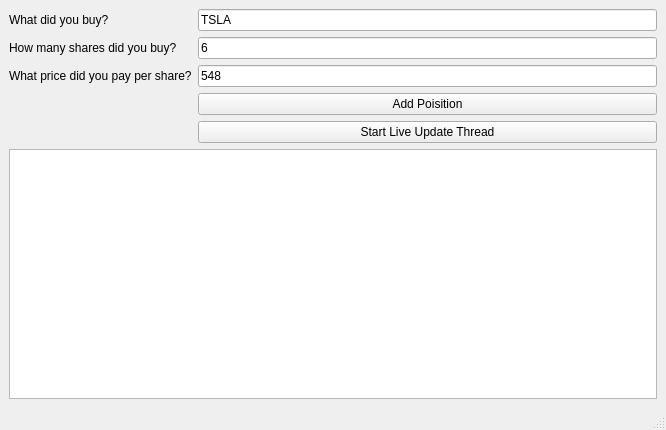
Above: ui/form_2.ui from usfghost/Port before the change. Below: the same form after it.
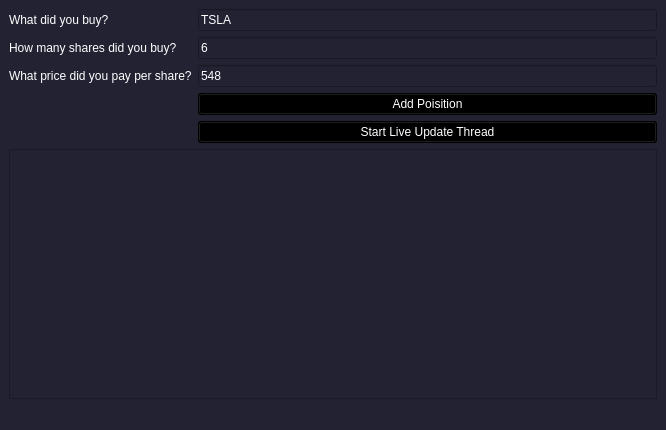
That is the form after the change.

Diff of the .ui file:
```diff
--- a/ui/form_2.ui
+++ b/ui/form_2.ui
@@ -10,6 +10,205 @@
     <height>430</height>
    </rect>
   </property>
+  <property name="palette">
+   <palette>
+    <active>
+     <colorrole role="WindowText">
+      <brush brushstyle="SolidPattern">
+       <color alpha="255">
+        <red>255</red>
+        <green>255</green>
+        <blue>255</blue>
+       </color>
+      </brush>
+     </colorrole>
+     <colorrole role="Button">
+      <brush brushstyle="SolidPattern">
+       <color alpha="255">
+        <red>34</red>
+        <green>34</green>
+        <blue>51</blue>
+       </color>
+      </brush>
+     </colorrole>
+     <colorrole role="Dark">
+      <brush brushstyle="SolidPattern">
+       <color alpha="255">
+        <red>10</red>
+        <green>0</green>
+        <blue>191</blue>
+       </color>
+      </brush>
+     </colorrole>
+     <colorrole role="Text">
+      <brush brushstyle="SolidPattern">
+       <color alpha="255">
+        <red>255</red>
+        <green>255</green>
+        <blue>255</blue>
+       </color>
+      </brush>
+     </colorrole>
+     <colorrole role="ButtonText">
+      <brush brushstyle="SolidPattern">
+       <color alpha="255">
+        <red>255</red>
+        <green>255</green>
+        <blue>255</blue>
+       </color>
+      </brush>
+     </colorrole>
+     <colorrole role="Base">
+      <brush brushstyle="SolidPattern">
+       <color alpha="255">
+        <red>34</red>
+        <green>34</green>
+        <blue>51</blue>
+       </color>
+      </brush>
+     </colorrole>
+     <colorrole role="Window">
+      <brush brushstyle="SolidPattern">
+       <color alpha="255">
+        <red>34</red>
+        <green>34</green>
+        <blue>51</blue>
+       </color>
+      </brush>
+     </colorrole>
+    </active>
+    <inactive>
+     <colorrole role="WindowText">
+      <brush brushstyle="SolidPattern">
+       <color alpha="255">
+        <red>255</red>
+        <green>255</green>
+        <blue>255</blue>
+       </color>
+      </brush>
+     </colorrole>
+     <colorrole role="Button">
+      <brush brushstyle="SolidPattern">
+       <color alpha="255">
+        <red>34</red>
+        <green>34</green>
+        <blue>51</blue>
+       </color>
+      </brush>
+     </colorrole>
+     <colorrole role="Dark">
+      <brush brushstyle="SolidPattern">
+       <color alpha="255">
+        <red>191</red>
+        <green>191</green>
+        <blue>191</blue>
+       </color>
+      </brush>
+     </colorrole>
+     <colorrole role="Text">
+      <brush brushstyle="SolidPattern">
+       <color alpha="255">
+        <red>255</red>
+        <green>255</green>
+        <blue>255</blue>
+       </color>
+      </brush>
+     </colorrole>
+     <colorrole role="ButtonText">
+      <brush brushstyle="SolidPattern">
+       <color alpha="255">
+        <red>255</red>
+        <green>255</green>
+        <blue>255</blue>
+       </color>
+      </brush>
+     </colorrole>
+     <colorrole role="Base">
+      <brush brushstyle="SolidPattern">
+       <color alpha="255">
+        <red>34</red>
+        <green>34</green>
+        <blue>51</blue>
+       </color>
+      </brush>
+     </colorrole>
+     <colorrole role="Window">
+      <brush brushstyle="SolidPattern">
+       <color alpha="255">
+        <red>34</red>
+        <green>34</green>
+        <blue>51</blue>
+       </color>
+      </brush>
+     </colorrole>
+    </inactive>
+    <disabled>
+     <colorrole role="WindowText">
+      <brush brushstyle="SolidPattern">
+       <color alpha="255">
+        <red>255</red>
+        <green>255</green>
+        <blue>255</blue>
+       </color>
+      </brush>
+     </colorrole>
+     <colorrole role="Button">
+      <brush brushstyle="SolidPattern">
+       <color alpha="255">
+        <red>34</red>
+        <green>34</green>
+        <blue>51</blue>
+       </color>
+      </brush>
+     </colorrole>
+     <colorrole role="Dark">
+      <brush brushstyle="SolidPattern">
+       <color alpha="255">
+        <red>191</red>
+        <green>191</green>
+        <blue>191</blue>
+       </color>
+      </brush>
+     </colorrole>
+     <colorrole role="Text">
+      <brush brushstyle="SolidPattern">
+       <color alpha="255">
+        <red>255</red>
+        <green>255</green>
+        <blue>255</blue>
+       </color>
+      </brush>
+     </colorrole>
+     <colorrole role="ButtonText">
+      <brush brushstyle="SolidPattern">
+       <color alpha="255">
+        <red>255</red>
+        <green>255</green>
+        <blue>255</blue>
+       </color>
+      </brush>
+     </colorrole>
+     <colorrole role="Base">
+      <brush brushstyle="SolidPattern">
+       <color alpha="255">
+        <red>34</red>
+        <green>34</green>
+        <blue>51</blue>
+       </color>
+      </brush>
+     </colorrole>
+     <colorrole role="Window">
+      <brush brushstyle="SolidPattern">
+       <color alpha="255">
+        <red>34</red>
+        <green>34</green>
+        <blue>51</blue>
+       </color>
+      </brush>
+     </colorrole>
+    </disabled>
+   </palette>
+  </property>
   <property name="font">
    <font>
     <stylestrategy>PreferAntialias</stylestrategy>
@@ -24,6 +223,27 @@
   <property name="autoFillBackground">
    <bool>false</bool>
   </property>
+  <property name="styleSheet">
+   <string notr="true">QWidget{
+	background-color: #223;
+	color: white;
+}
+
+QPushButton{
+	background-color: black;
+	color: white;
+	border: 
+}
+QPushButton:hover {
+	background-color: grey;
+}
+QPushButton:pressed{
+	background-color: silver;
+}</string>
+  </property>
+  <property name="unifiedTitleAndToolBarOnMac">
+   <bool>true</bool>
+  </property>
   <widget class="QWidget" name="centralwidget">
    <layout class="QFormLayout" name="formLayout">
     <item row="0" column="0">
@@ -35,6 +255,9 @@
     </item>
     <item row="0" column="1">
      <widget class="QLineEdit" name="editTicker">
+      <property name="styleSheet">
+       <string notr="true"/>
+      </property>
       <property name="text">
        <string>TSLA</string>
       </property>
@@ -49,6 +272,9 @@
     </item>
     <item row="2" column="1">
      <widget class="QLineEdit" name="editQuantity">
+      <property name="styleSheet">
+       <string notr="true"/>
+      </property>
       <property name="text">
        <string>6</string>
       </property>
@@ -63,6 +289,9 @@
     </item>
     <item row="4" column="1">
      <widget class="QLineEdit" name="editBuyPrice">
+      <property name="styleSheet">
+       <string notr="true"/>
+      </property>
       <property name="text">
        <string>548</string>
       </property>
@@ -70,21 +299,31 @@
     </item>
     <item row="5" column="1">
      <widget class="QPushButton" name="buttonAddPosition">
+      <property name="styleSheet">
+       <string notr="true"/>
+      </property>
       <property name="text">
        <string>Add Poisition</string>
       </property>
      </widget>
     </item>
-    <item row="18" column="0" colspan="2">
-     <widget class="QTableWidget" name="tablesheet"/>
-    </item>
     <item row="6" column="1">
      <widget class="QPushButton" name="buttonGetLivePrice">
+      <property name="styleSheet">
+       <string notr="true"/>
+      </property>
       <property name="text">
        <string>Start Live Update Thread</string>
       </property>
      </widget>
     </item>
+    <item row="7" column="0" colspan="2">
+     <widget class="QTableWidget" name="tablesheet">
+      <property name="styleSheet">
+       <string notr="true"/>
+      </property>
+     </widget>
+    </item>
    </layout>
   </widget>
   <widget class="QStatusBar" name="statusbar"/>
```
Left out of the diff: 2 changed lines with no effect on the pictures.
